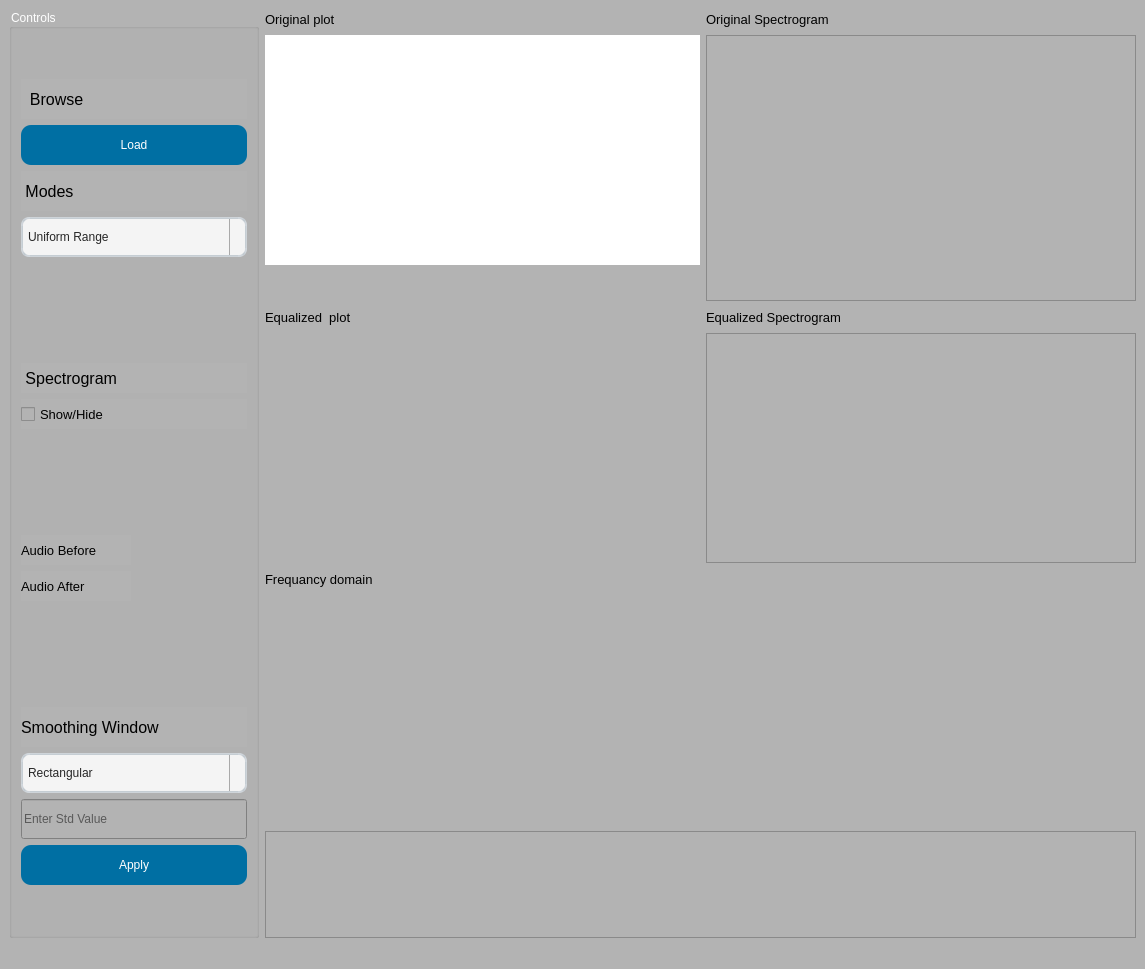
Kirellos-Safwat/FREQtune, file task3.ui: the form before one commit.
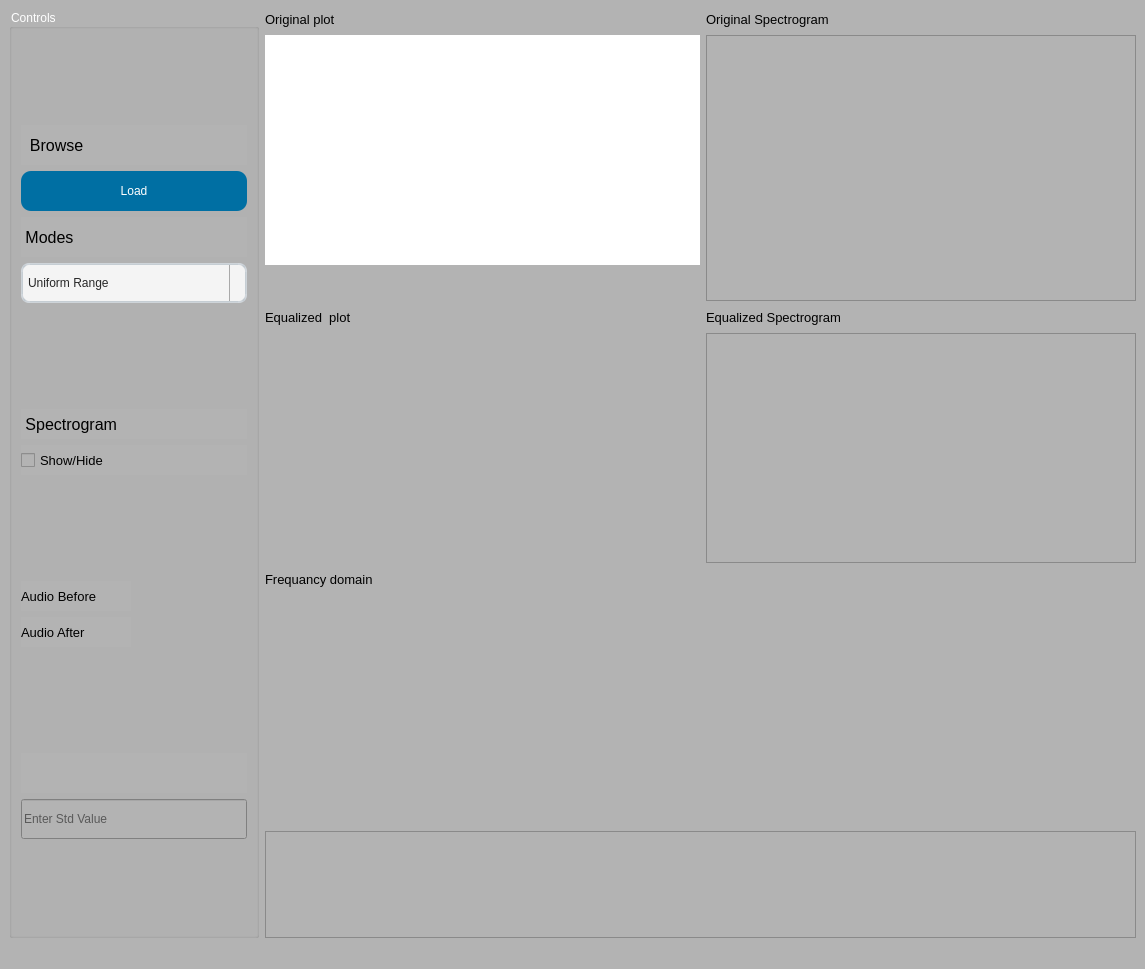
The form after the commit. Icons and pictures are not drawn. Custom widgets are drawn as their Qt base class.

The edit to the form file:
```diff
--- a/task3.ui
+++ b/task3.ui
@@ -465,91 +465,9 @@
                 <string notr="true">color: black
 ;</string>
                </property>
-               <property name="text">
-                <string>Smoothing Window</string>
-               </property>
               </widget>
              </item>
-             <item>
-              <widget class="QComboBox" name="smoothing_window_combobox">
-               <property name="minimumSize">
-                <size>
-                 <width>0</width>
-                 <height>40</height>
-                </size>
-               </property>
-               <property name="maximumSize">
-                <size>
-                 <width>16777215</width>
-                 <height>40</height>
-                </size>
-               </property>
-               <property name="styleSheet">
-                <string notr="true">QComboBox, QFontComboBox {
-    border-width: 2px;
-    border-radius: 8px;
-    border-style: solid;
-    border-top-color: qlineargradient(spread:pad, x1:0.5, y1:1, x2:0.5, y2:0, stop:0 #c1c9cf, stop:1 #d2d8dd);
-    border-right-color: qlineargradient(spread:pad, x1:0, y1:0, x2:1, y2:0, stop:0 #c1c9cf, stop:1 #d2d8dd);
-    border-bottom-color: qlineargradient(spread:pad, x1:0.5, y1:0, x2:0.5, y2:1, stop:0 #c1c9cf, stop:1 #d2d8dd);
-    border-left-color: qlineargradient(spread:pad, x1:1, y1:0, x2:0, y2:0, stop:0 #c1c9cf, stop:1 #d2d8dd);
-    background-color: #f4f4f4;
-    color: #272727;
-    padding-left: 5px;
-}
-QComboBox:editable, QComboBox:!editable, QComboBox::drop-down:editable, QComboBox:!editable:on, QComboBox::drop-down:editable:on {
-    background: #ffff;
-}
-QComboBox::drop-down {
-    subcontrol-origin: padding;
-    subcontrol-position: top right;
-    width: 15px;
-    color: #272727;
-    border-left-width: 1px;
-    border-left-color: darkgray;
-    border-left-style: solid;
-    border-top-right-radius: 3px;
-    border-bottom-right-radius: 3px;
-}
-QComboBox::down-arrow {
-    image: url(/usr/share/icons/Adwaita/16x16/actions/go-down-symbolic.symbolic.png); /*Adawaita icon thene*/
-}
 
-QComboBox::down-arrow:on {
-    top: 1px;
-    left: 1px;
-}
-QComboBox QAbstractItemView {
-    border: 1px solid darkgray;
-    border-radius: 8px;
-    selection-background-color: #dadada;
-    selection-color: #272727;
-    color: #272727;
-    background: white;
-}</string>
-               </property>
-               <item>
-                <property name="text">
-                 <string>Rectangular</string>
-                </property>
-               </item>
-               <item>
-                <property name="text">
-                 <string>Hamming</string>
-                </property>
-               </item>
-               <item>
-                <property name="text">
-                 <string>Hanning</string>
-                </property>
-               </item>
-               <item>
-                <property name="text">
-                 <string>Gaussian</string>
-                </property>
-               </item>
-              </widget>
-             </item>
              <item>
               <widget class="QLineEdit" name="lineEdit_2">
                <property name="minimumSize">
@@ -579,42 +497,6 @@
                </property>
               </widget>
              </item>
-             <item>
-              <widget class="QPushButton" name="apply_btn">
-               <property name="minimumSize">
-                <size>
-                 <width>0</width>
-                 <height>40</height>
-                </size>
-               </property>
-               <property name="maximumSize">
-                <size>
-                 <width>16777215</width>
-                 <height>40</height>
-                </size>
-               </property>
-               <property name="styleSheet">
-                <string notr="true">
-QPushButton {
-background :rgb(0, 111, 163);
-border-radius: 10px;
-color: white;
-}
-
-QPushButton:hover {
-    background-color: white;
-    border: 2px solid #475c7a; 
-    cursor: pointer; 
-
-border-radius: 10px ; 
-color:#34455e;
-}</string>
-               </property>
-               <property name="text">
-                <string>Apply</string>
-               </property>
-              </widget>
-             </item>
             </layout>
            </item>
           </layout>
```
Left out of the diff: 16 changed lines with no effect on the pictures.
